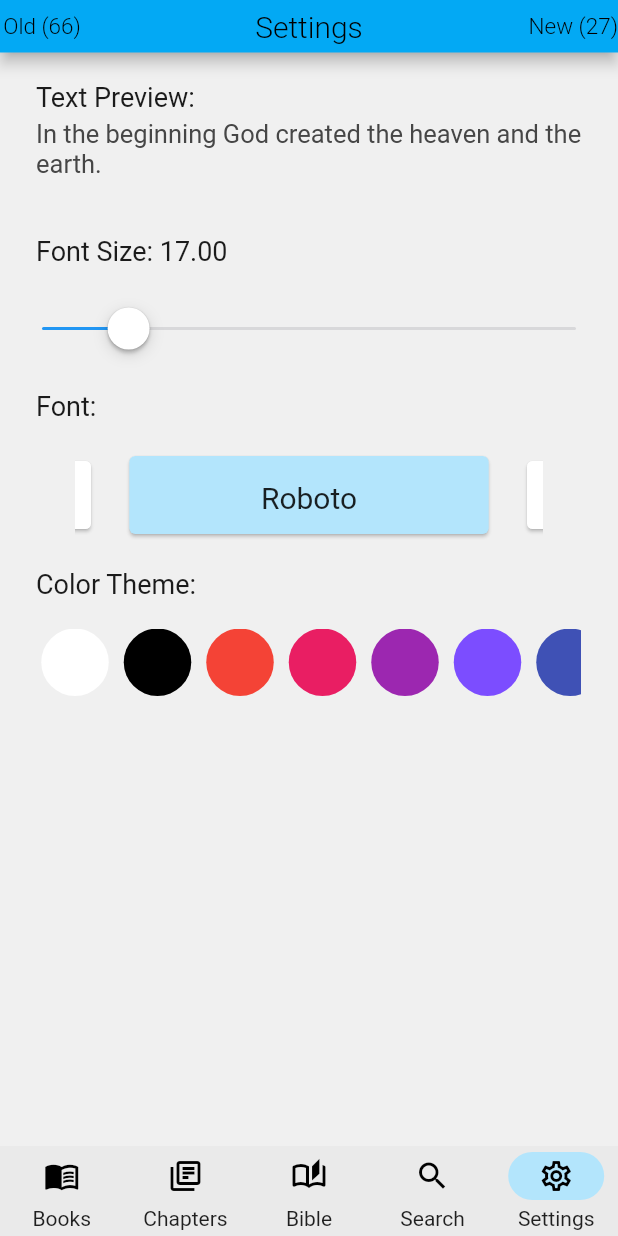
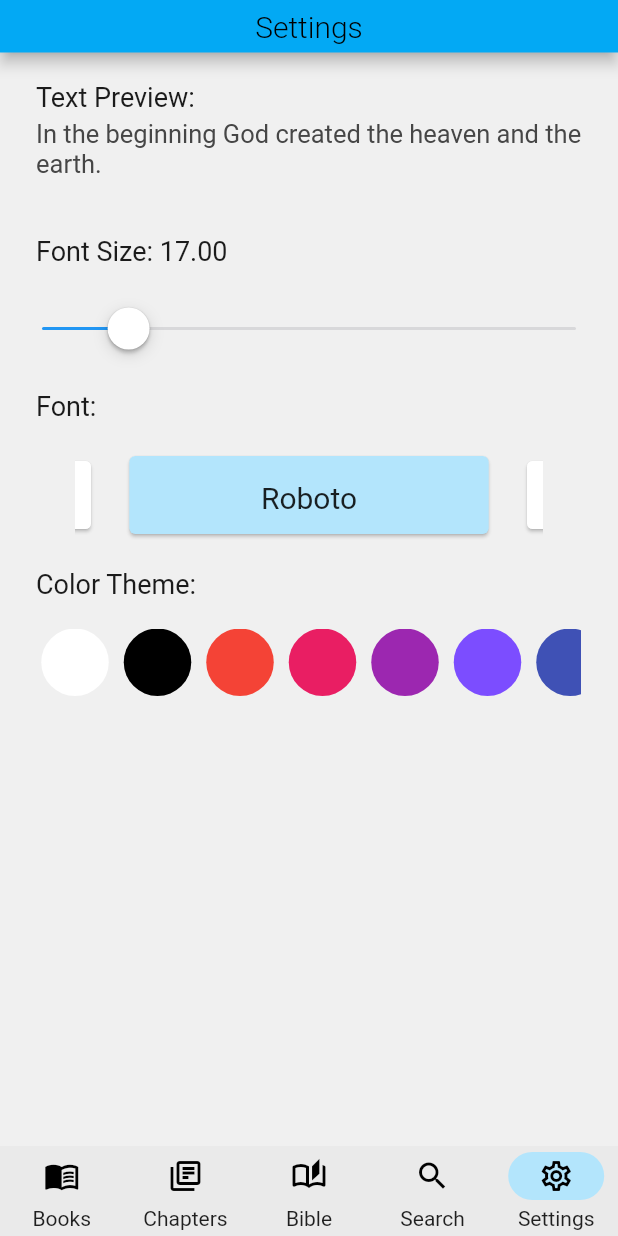
Before and after one commit to bluegene37/simple_bible, a Flutter app: the screen it shows after launch, item 5 of the bottom bar chosen, on a phone screen of 412 x 824 dp. Run offline on Flutter 3.47's test engine with Material 2 defaults, Android fonts, the light colour scheme and no system bars; drawn by our look-alikes of carousel_slider, scrollable_positioned_list, settings_ui; our stand-ins replace adaptive_theme, flutter_sticky_header, get, google_fonts, hive, hive_flutter and 1 more; missing offline and left inert: outline_search_bar; accounts and stored records are empty.

```diff
--- a/lib/main.dart
+++ b/lib/main.dart
@@ -196,9 +196,9 @@ class _MyHomePageState extends State<MyHomePage> {
         child: AppBar(
             centerTitle: true,
             backgroundColor: themeColors[colorSliderIdx.value],
-            leading: Center(child: Text('Old (66)', style: TextStyle(fontSize: 15, fontWeight: FontWeight.w300, color: textColorDynamic.value,))),
+            leading: globalIndex.value == 0 ? Center(child: Text('Old (39)', style: TextStyle(fontSize: 15, fontWeight: FontWeight.w300, color: textColorDynamic.value,))) : null,
             title: Text(barTitle.value, style: TextStyle(fontSize: 20, fontWeight: FontWeight.w300, color: textColorDynamic.value,),),
-            actions: [Center(child: Text('New (27)', style: TextStyle(fontSize: 15, fontWeight: FontWeight.w300, color: textColorDynamic.value,),)),]
+            actions: globalIndex.value == 0 ? [Center(child: Text('New (27)', style: TextStyle(fontSize: 15, fontWeight: FontWeight.w300, color: textColorDynamic.value,),)),] : null
           )
       ),
       key: _key,
```
